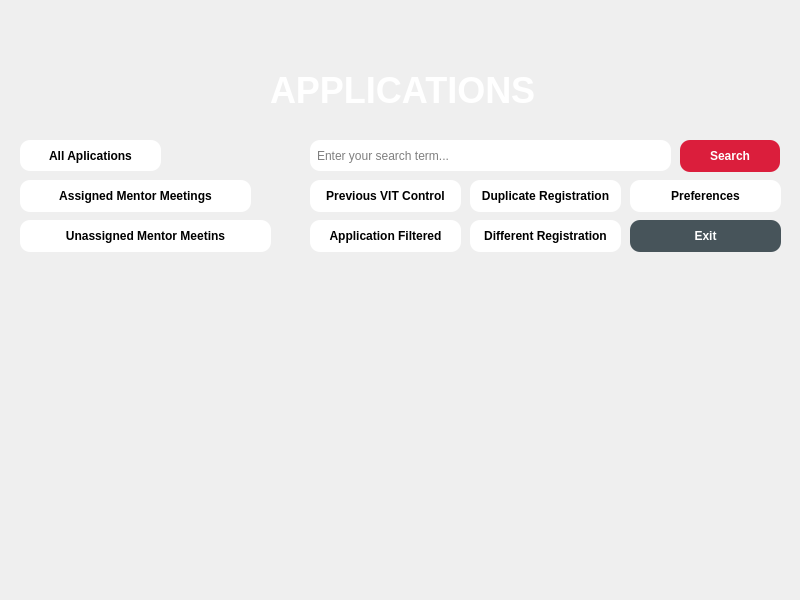
Before: the Qt Designer form application-page.ui in yhtyyar94/Python-Module-Week7, drawn with Qt 5.
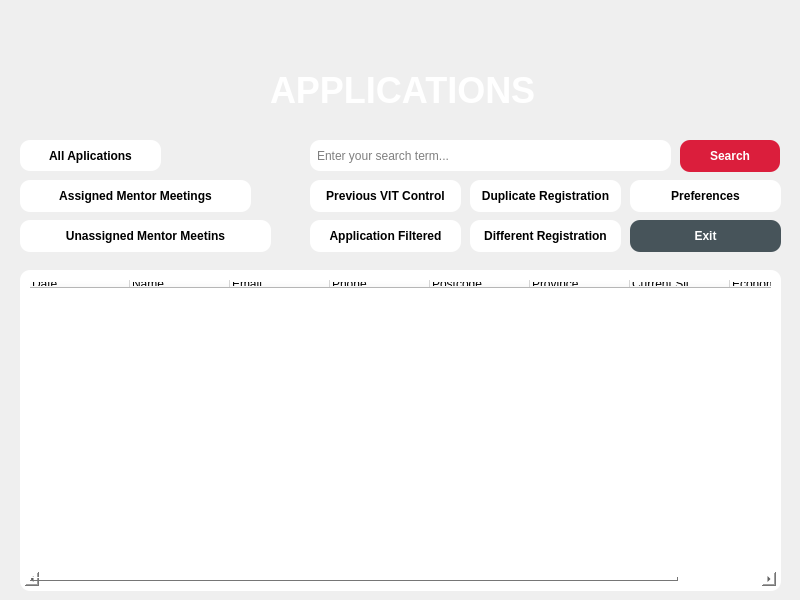
After: the same form once the commit is applied. Icons and pictures are not drawn.

Commit message: application page is  done

What changed in the file:
```diff
--- a/application-page.ui
+++ b/application-page.ui
@@ -329,6 +329,112 @@
      <string>Exit</string>
     </property>
    </widget>
+   <widget class="QTableWidget" name="tableWidget">
+    <property name="geometry">
+     <rect>
+      <x>20</x>
+      <y>270</y>
+      <width>761</width>
+      <height>321</height>
+     </rect>
+    </property>
+    <property name="styleSheet">
+     <string notr="true">background:white;
+border-radius:10px;
+padding:5px</string>
+    </property>
+    <property name="tabKeyNavigation">
+     <bool>true</bool>
+    </property>
+    <property name="dragEnabled">
+     <bool>true</bool>
+    </property>
+    <property name="sortingEnabled">
+     <bool>true</bool>
+    </property>
+    <property name="rowCount">
+     <number>0</number>
+    </property>
+    <attribute name="horizontalHeaderCascadingSectionResizes">
+     <bool>false</bool>
+    </attribute>
+    <attribute name="horizontalHeaderMinimumSectionSize">
+     <number>19</number>
+    </attribute>
+    <attribute name="horizontalHeaderDefaultSectionSize">
+     <number>100</number>
+    </attribute>
+    <attribute name="verticalHeaderMinimumSectionSize">
+     <number>21</number>
+    </attribute>
+    <attribute name="verticalHeaderDefaultSectionSize">
+     <number>25</number>
+    </attribute>
+    <column>
+     <property name="text">
+      <string>Date</string>
+     </property>
+     <property name="textAlignment">
+      <set>AlignLeading|AlignVCenter</set>
+     </property>
+    </column>
+    <column>
+     <property name="text">
+      <string>Name</string>
+     </property>
+     <property name="textAlignment">
+      <set>AlignLeading|AlignVCenter</set>
+     </property>
+    </column>
+    <column>
+     <property name="text">
+      <string>Email</string>
+     </property>
+     <property name="textAlignment">
+      <set>AlignLeading|AlignVCenter</set>
+     </property>
+    </column>
+    <column>
+     <property name="text">
+      <string>Phone</string>
+     </property>
+     <property name="textAlignment">
+      <set>AlignLeading|AlignVCenter</set>
+     </property>
+    </column>
+    <column>
+     <property name="text">
+      <string>Postcode</string>
+     </property>
+     <property name="textAlignment">
+      <set>AlignLeading|AlignVCenter</set>
+     </property>
+    </column>
+    <column>
+     <property name="text">
+      <string>Province</string>
+     </property>
+     <property name="textAlignment">
+      <set>AlignLeading|AlignVCenter</set>
+     </property>
+    </column>
+    <column>
+     <property name="text">
+      <string>Current Sit</string>
+     </property>
+     <property name="textAlignment">
+      <set>AlignLeading|AlignVCenter</set>
+     </property>
+    </column>
+    <column>
+     <property name="text">
+      <string>Economic Sit</string>
+     </property>
+     <property name="textAlignment">
+      <set>AlignLeading|AlignVCenter</set>
+     </property>
+    </column>
+   </widget>
   </widget>
  </widget>
  <resources>
```
The commit also changes 4 other files.
